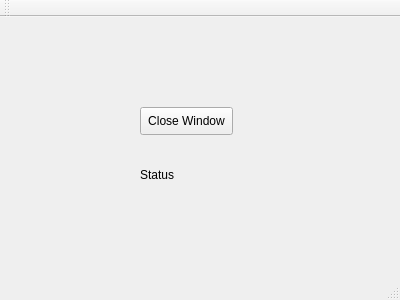
This is mainwindow.ui in adityacodes/Qt-FirstGUI as Qt 5 draws it before an edit. The edited form follows.
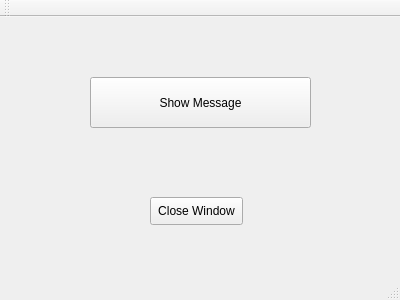
This is the edited form.

Commit message: Added question type QMessage to the button

What changed in the file:
```diff
--- a/mainwindow.ui
+++ b/mainwindow.ui
@@ -17,8 +17,8 @@
    <widget class="QPushButton" name="close">
     <property name="geometry">
      <rect>
-      <x>140</x>
-      <y>90</y>
+      <x>150</x>
+      <y>180</y>
       <width>93</width>
       <height>28</height>
      </rect>
@@ -27,17 +27,17 @@
      <string>Close Window</string>
     </property>
    </widget>
-   <widget class="QLabel" name="label">
+   <widget class="QPushButton" name="pushButton">
     <property name="geometry">
      <rect>
-      <x>140</x>
-      <y>150</y>
-      <width>55</width>
-      <height>16</height>
+      <x>90</x>
+      <y>60</y>
+      <width>221</width>
+      <height>51</height>
      </rect>
     </property>
     <property name="text">
-     <string>Status</string>
+     <string>Show Message</string>
     </property>
    </widget>
   </widget>
```
Left out of the diff: 19 changed lines with no effect on the pictures. The commit also changes 3 other files.
